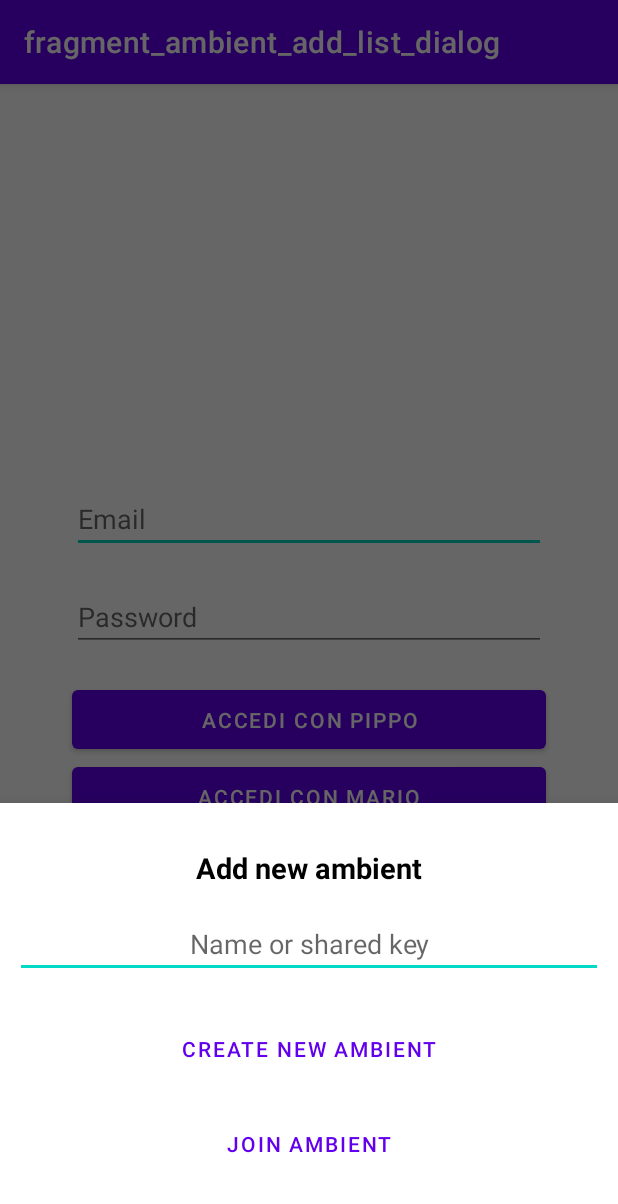
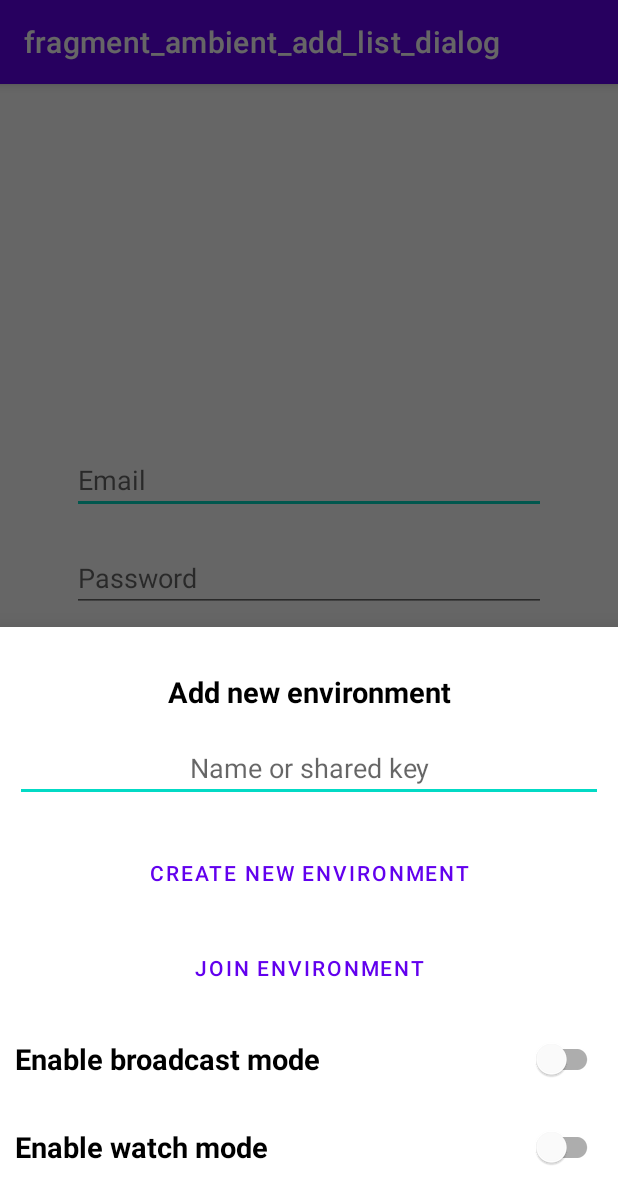
Before and after one commit to IoT4CareLab/SHPIA, an Android app: the AmbientAddFragment screen opened through its navigation route, on a phone screen of 412 x 824 dp. Shown: the top 1204 px of the screen. Run offline under Robolectric (Android 15) with nearby library versions, the phone set to English and light mode, and no system bars; our stand-ins replace ButterKnife, navigation-ui; libraries missing offline, so code that uses them is left out: com.couchbase.lite, org.altbeacon.beacon; 3 statements that could not run were skipped.

Commit message:
Add files via upload

```diff
--- a/SHPIA-APP/app/src/main/res/layout/fragment_ambient_add.xml
+++ b/SHPIA-APP/app/src/main/res/layout/fragment_ambient_add.xml
@@ -18,7 +18,7 @@
         android:gravity="center_horizontal"
         style="@style/Title"
         android:layout_marginBottom="15dp"
-        android:text="Add new ambient" />
+        android:text="Add new environment" />
 
     <EditText
         android:id="@+id/ambientAddText"
@@ -37,13 +37,29 @@
         android:layout_width="match_parent"
         android:layout_height="wrap_content"
         android:paddingVertical="16dp"
-        android:text="Create new ambient" />
+        android:text="Create new environment" />
 
     <Button
         android:id="@+id/ambientAddFromKeyButton"
         android:layout_width="match_parent"
         android:layout_height="wrap_content"
         android:paddingVertical="16dp"
-        android:text="Join ambient" />
+        android:text="Join environment" />
+
+    <com.google.android.material.switchmaterial.SwitchMaterial
+        android:id="@+id/beacon"
+        style="@style/Title"
+        android:layout_width="match_parent"
+        android:layout_height="wrap_content"
+        android:layout_marginVertical="5dp"
+        android:text="Enable broadcast mode" />
+
+    <com.google.android.material.switchmaterial.SwitchMaterial
+        android:id="@+id/watch"
+        style="@style/Title"
+        android:layout_width="match_parent"
+        android:layout_height="wrap_content"
+        android:layout_marginVertical="5dp"
+        android:text="Enable watch mode" />
 
 </LinearLayout>
--- a/SHPIA-APP/app/src/main/res/layout/fragment_login.xml
+++ b/SHPIA-APP/app/src/main/res/layout/fragment_login.xml
@@ -53,6 +53,15 @@
             app:layout_constraintTop_toBottomOf="@+id/username" />
 
         <Button
+            android:id="@+id/loginButton0"
+            android:layout_width="match_parent"
+            android:layout_height="wrap_content"
+            android:layout_gravity="start"
+            android:layout_marginHorizontal="48dp"
+            android:paddingVertical="10dp"
+            android:text="Login" />
+
+        <Button
             android:id="@+id/loginButton"
             android:layout_width="match_parent"
             android:layout_height="wrap_content"
@@ -73,6 +82,4 @@
 
     </LinearLayout>
 
-
-
 </androidx.constraintlayout.widget.ConstraintLayout>
--- a/SHPIA-APP/app/src/main/res/navigation/nordic_navigation.xml
+++ b/SHPIA-APP/app/src/main/res/navigation/nordic_navigation.xml
@@ -7,7 +7,7 @@
     <fragment
         android:id="@+id/ambientListFragment"
         android:name="com.raffaello.nordic.view.fragment.AmbientListFragment"
-        android:label="My ambients"
+        android:label="My environments"
         tools:layout="@layout/fragment_ambient_list" >
         <action
             android:id="@+id/actionDetail"
@@ -79,7 +79,7 @@
     <fragment
         android:id="@+id/sensorAddFragment"
         android:name="com.raffaello.nordic.view.fragment.SensorAddFragment"
-        android:label="Add a new Nordic"
+        android:label="Add a new sensor"
         tools:layout="@layout/fragment_sensor_add" >
         <action
             android:id="@+id/actionConfig"
@@ -99,7 +99,7 @@
             app:destination="@id/ambientDetailFragment" />
         <argument
             android:name="sensor"
-            app:argType="com.raffaello.nordic.model.NordicDevice" />
+            app:argType="com.raffaello.nordic.model.Device" />
         <argument
             android:name="lockEdit"
             app:argType="boolean" />
@@ -111,6 +111,6 @@
         tools:layout="@layout/fragment_sensor_detail" >
         <argument
             android:name="sensor"
-            app:argType="com.raffaello.nordic.model.NordicDevice" />
+            app:argType="com.raffaello.nordic.model.Device" />
     </fragment>
 </navigation>
--- a/SHPIA-APP/app/src/main/res/values/colors.xml
+++ b/SHPIA-APP/app/src/main/res/values/colors.xml
@@ -8,4 +8,6 @@
     <color name="black">#FF000000</color>
     <color name="white">#FFFFFFFF</color>
     <color name="red">#EF4444</color>
+    <color name="orange">#F39F18</color>#008000
+    <color name="green">#a2e665</color>
 </resources>
--- a/SHPIA-APP/app/src/main/res/xml/settings.xml
+++ b/SHPIA-APP/app/src/main/res/xml/settings.xml
@@ -3,7 +3,7 @@
 
     <PreferenceCategory android:title="Developer">
         <EditTextPreference
-            android:defaultValue="http://192.168.1.8:8000/"
+            android:defaultValue="http://192.168.1.15:8000/"
             android:inputType="textUri"
             android:key="pref_backend_url"
             android:selectAllOnFocus="true"
@@ -58,5 +58,4 @@
 
     </PreferenceCategory>
 
-
 </PreferenceScreen>
```
Also changed, not shown: SHPIA-APP/app/src/main/res/layout/fragment_sensor_add.xml (+37 -4 lines), SHPIA-APP/app/src/main/res/layout/fragment_sensor_detail_env.xml (+19 -0 lines), SHPIA-APP/app/src/main/res/menu/toolbar_menu.xml (line endings or trailing spaces).
